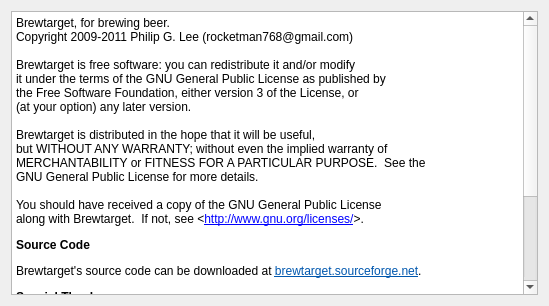
This is ui/aboutDialog.ui in Brewtarget/brewtarget as Qt 5 draws it before an edit. The edited form follows.
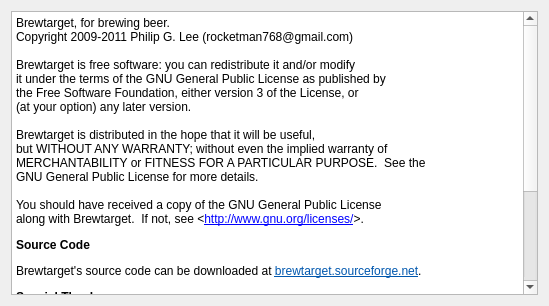
This is the edited form.

Commit message:
All the other cool kids can export their recipes to HTML. Since the print functions were all done using HTML already, it was a small step to include this functionality. The generated files aren't pretty, but they are not meant to be read by humans and they parse (in FF5 at least) properly.
I reorganized the print functions to do all of this work with one method
instead of having nearly identical code to do print, print preview and save to
html.

I also added my name in the "special thanks" section of the about menu.

The edit to the form file:
```diff
--- a/ui/aboutDialog.ui
+++ b/ui/aboutDialog.ui
@@ -20,7 +20,7 @@
       <string notr="true">&lt;!DOCTYPE HTML PUBLIC &quot;-//W3C//DTD HTML 4.0//EN&quot; &quot;http://www.w3.org/TR/REC-html40/strict.dtd&quot;&gt;
 &lt;html&gt;&lt;head&gt;&lt;meta name=&quot;qrichtext&quot; content=&quot;1&quot; /&gt;&lt;style type=&quot;text/css&quot;&gt;
 p, li { white-space: pre-wrap; }
-&lt;/style&gt;&lt;/head&gt;&lt;body style=&quot; font-family:'DejaVu Sans'; font-size:9pt; font-weight:400; font-style:normal;&quot;&gt;
+&lt;/style&gt;&lt;/head&gt;&lt;body style=&quot; font-family:'Sans Serif'; font-size:9pt; font-weight:400; font-style:normal;&quot;&gt;
 &lt;p style=&quot; margin-top:12px; margin-bottom:0px; margin-left:0px; margin-right:0px; -qt-block-indent:0; text-indent:0px;&quot;&gt;&lt;span style=&quot; font-family:'Courier New,courier';&quot;&gt;Brewtarget, for brewing beer.&lt;/span&gt;&lt;/p&gt;
 &lt;p style=&quot; margin-top:0px; margin-bottom:0px; margin-left:0px; margin-right:0px; -qt-block-indent:0; text-indent:0px;&quot;&gt;&lt;span style=&quot; font-family:'Courier New,courier';&quot;&gt;Copyright 2009-2011 Philip G. Lee (rocketman768@gmail.com)&lt;/span&gt;&lt;/p&gt;
 &lt;p style=&quot;-qt-paragraph-type:empty; margin-top:0px; margin-bottom:0px; margin-left:0px; margin-right:0px; -qt-block-indent:0; text-indent:0px; font-family:'Courier New,courier';&quot;&gt;&lt;/p&gt;
@@ -37,16 +37,17 @@
 &lt;p style=&quot; margin-top:0px; margin-bottom:0px; margin-left:0px; margin-right:0px; -qt-block-indent:0; text-indent:0px;&quot;&gt;&lt;span style=&quot; font-family:'Courier New,courier';&quot;&gt;You should have received a copy of the GNU General Public License&lt;/span&gt;&lt;/p&gt;
 &lt;p style=&quot; margin-top:0px; margin-bottom:12px; margin-left:0px; margin-right:0px; -qt-block-indent:0; text-indent:0px;&quot;&gt;&lt;span style=&quot; font-family:'Courier New,courier';&quot;&gt;along with Brewtarget.  If not, see &amp;lt;&lt;/span&gt;&lt;a href=&quot;http://www.gnu.org/licenses/&quot;&gt;&lt;span style=&quot; font-family:'Courier New,courier'; text-decoration: underline; color:#0000ff;&quot;&gt;http://www.gnu.org/licenses/&lt;/span&gt;&lt;/a&gt;&lt;span style=&quot; font-family:'Courier New,courier';&quot;&gt;&amp;gt;.&lt;/span&gt;&lt;/p&gt;
 &lt;p style=&quot; margin-top:0px; margin-bottom:12px; margin-left:0px; margin-right:0px; -qt-block-indent:0; text-indent:0px;&quot;&gt;&lt;span style=&quot; font-family:'Courier New,courier'; font-weight:600;&quot;&gt;Source Code&lt;/span&gt;&lt;/p&gt;
-&lt;p style=&quot; margin-top:0px; margin-bottom:12px; margin-left:0px; margin-right:0px; -qt-block-indent:0; text-indent:0px;&quot;&gt;&lt;span style=&quot; font-family:'Courier New,courier';&quot;&gt;Brewtarget's source code can be downloaded at &lt;/span&gt;&lt;a href=&quot;http://brewtarget.sourceforge.net&quot;&gt;&lt;span style=&quot; font-family:'Sans Serif'; text-decoration: underline; color:#0057ae;&quot;&gt;brewtarget.sourceforge.net&lt;/span&gt;&lt;/a&gt;&lt;span style=&quot; font-family:'Sans Serif';&quot;&gt;.&lt;/span&gt;&lt;/p&gt;
+&lt;p style=&quot; margin-top:0px; margin-bottom:12px; margin-left:0px; margin-right:0px; -qt-block-indent:0; text-indent:0px;&quot;&gt;&lt;span style=&quot; font-family:'Courier New,courier';&quot;&gt;Brewtarget's source code can be downloaded at &lt;/span&gt;&lt;a href=&quot;http://brewtarget.sourceforge.net&quot;&gt;&lt;span style=&quot; text-decoration: underline; color:#0057ae;&quot;&gt;brewtarget.sourceforge.net&lt;/span&gt;&lt;/a&gt;.&lt;/p&gt;
 &lt;p style=&quot; margin-top:0px; margin-bottom:12px; margin-left:0px; margin-right:0px; -qt-block-indent:0; text-indent:0px;&quot;&gt;&lt;span style=&quot; font-family:'Courier New,courier'; font-weight:600;&quot;&gt;Special Thanks&lt;/span&gt;&lt;/p&gt;
 &lt;p style=&quot; margin-top:0px; margin-bottom:0px; margin-left:0px; margin-right:0px; -qt-block-indent:0; text-indent:0px;&quot;&gt;&lt;span style=&quot; font-family:'Courier New,courier';&quot;&gt;Marc Cote (French translation)&lt;/span&gt;&lt;/p&gt;
 &lt;p style=&quot; margin-top:0px; margin-bottom:0px; margin-left:0px; margin-right:0px; -qt-block-indent:0; text-indent:0px;&quot;&gt;&lt;span style=&quot; font-family:'Courier New,courier';&quot;&gt;Pawel Fiedor (Polish translation)&lt;/span&gt;&lt;/p&gt;
 &lt;p style=&quot; margin-top:0px; margin-bottom:0px; margin-left:0px; margin-right:0px; -qt-block-indent:0; text-indent:0px;&quot;&gt;&lt;span style=&quot; font-family:'Courier New,courier';&quot;&gt;Admiro (Polish translation)&lt;/span&gt;&lt;/p&gt;
 &lt;p style=&quot; margin-top:0px; margin-bottom:0px; margin-left:0px; margin-right:0px; -qt-block-indent:0; text-indent:0px;&quot;&gt;&lt;span style=&quot; font-family:'Courier New,courier';&quot;&gt;Edu Engler (Portuguese translation)&lt;/span&gt;&lt;/p&gt;
 &lt;p style=&quot; margin-top:0px; margin-bottom:0px; margin-left:0px; margin-right:0px; -qt-block-indent:0; text-indent:0px;&quot;&gt;&lt;span style=&quot; font-family:'Courier New,courier';&quot;&gt;Randy Brace (alpha tester)&lt;/span&gt;&lt;/p&gt;
-&lt;p style=&quot; margin-top:0px; margin-bottom:0px; margin-left:0px; margin-right:0px; -qt-block-indent:0; text-indent:0px;&quot;&gt;&lt;a href=&quot;http://finalgravitypodcast.com&quot;&gt;&lt;span style=&quot; font-family:'Sans Serif'; text-decoration: underline; color:#0057ae;&quot;&gt;Final Gravity Podcasts&lt;/span&gt;&lt;/a&gt;&lt;/p&gt;
-&lt;p style=&quot; margin-top:0px; margin-bottom:0px; margin-left:0px; margin-right:0px; -qt-block-indent:0; text-indent:0px;&quot;&gt;&lt;span style=&quot; font-family:'Courier New,courier';&quot;&gt;Glenn Tinseth &amp;lt;&lt;/span&gt;&lt;a href=&quot;http://www.realbeer.com/hops&quot;&gt;&lt;span style=&quot; text-decoration: underline; color:#0000ff;&quot;&gt;http://www.realbeer.com/hops&lt;/span&gt;&lt;/a&gt;&lt;span style=&quot; font-family:'Courier New,courier';&quot;&gt;&amp;gt;&lt;/span&gt;&lt;/p&gt;
-&lt;p style=&quot; margin-top:0px; margin-bottom:0px; margin-left:0px; margin-right:0px; -qt-block-indent:0; text-indent:0px;&quot;&gt;&lt;span style=&quot; font-family:'Courier New,courier';&quot;&gt;A68 - Freelance Graphics Design (flag images)&lt;/span&gt;&lt;/p&gt;&lt;/body&gt;&lt;/html&gt;</string>
+&lt;p style=&quot; margin-top:0px; margin-bottom:0px; margin-left:0px; margin-right:0px; -qt-block-indent:0; text-indent:0px;&quot;&gt;&lt;a href=&quot;http://finalgravitypodcast.com&quot;&gt;&lt;span style=&quot; text-decoration: underline; color:#0057ae;&quot;&gt;Final Gravity Podcasts&lt;/span&gt;&lt;/a&gt;&lt;/p&gt;
+&lt;p style=&quot; margin-top:0px; margin-bottom:0px; margin-left:0px; margin-right:0px; -qt-block-indent:0; text-indent:0px;&quot;&gt;&lt;span style=&quot; font-family:'Courier New,courier';&quot;&gt;Glenn Tinseth &amp;lt;&lt;/span&gt;&lt;a href=&quot;http://www.realbeer.com/hops&quot;&gt;&lt;span style=&quot; font-family:'DejaVu Sans'; text-decoration: underline; color:#0000ff;&quot;&gt;http://www.realbeer.com/hops&lt;/span&gt;&lt;/a&gt;&lt;span style=&quot; font-family:'Courier New,courier';&quot;&gt;&amp;gt;&lt;/span&gt;&lt;/p&gt;
+&lt;p style=&quot; margin-top:0px; margin-bottom:0px; margin-left:0px; margin-right:0px; -qt-block-indent:0; text-indent:0px;&quot;&gt;&lt;span style=&quot; font-family:'Courier New,courier';&quot;&gt;A68 - Freelance Graphics Design (flag images)&lt;/span&gt;&lt;/p&gt;
+&lt;p style=&quot; margin-top:0px; margin-bottom:0px; margin-left:0px; margin-right:0px; -qt-block-indent:0; text-indent:0px;&quot;&gt;&lt;span style=&quot; font-family:'Courier New,courier';&quot;&gt;Mik Firestone&lt;/span&gt;&lt;/p&gt;&lt;/body&gt;&lt;/html&gt;</string>
      </property>
     </widget>
    </item>
```
The commit also changes 7 other files.
